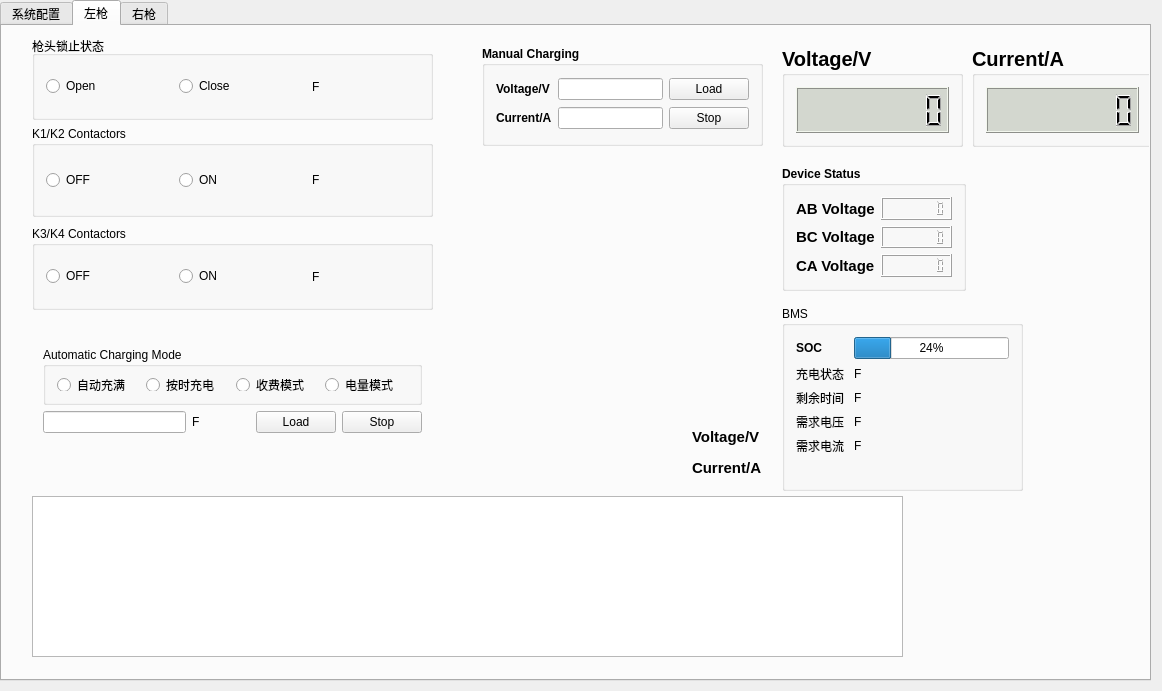
Before: the Qt Designer form widget.ui in YaoLiMuMu/changer-test, drawn with Qt 5.
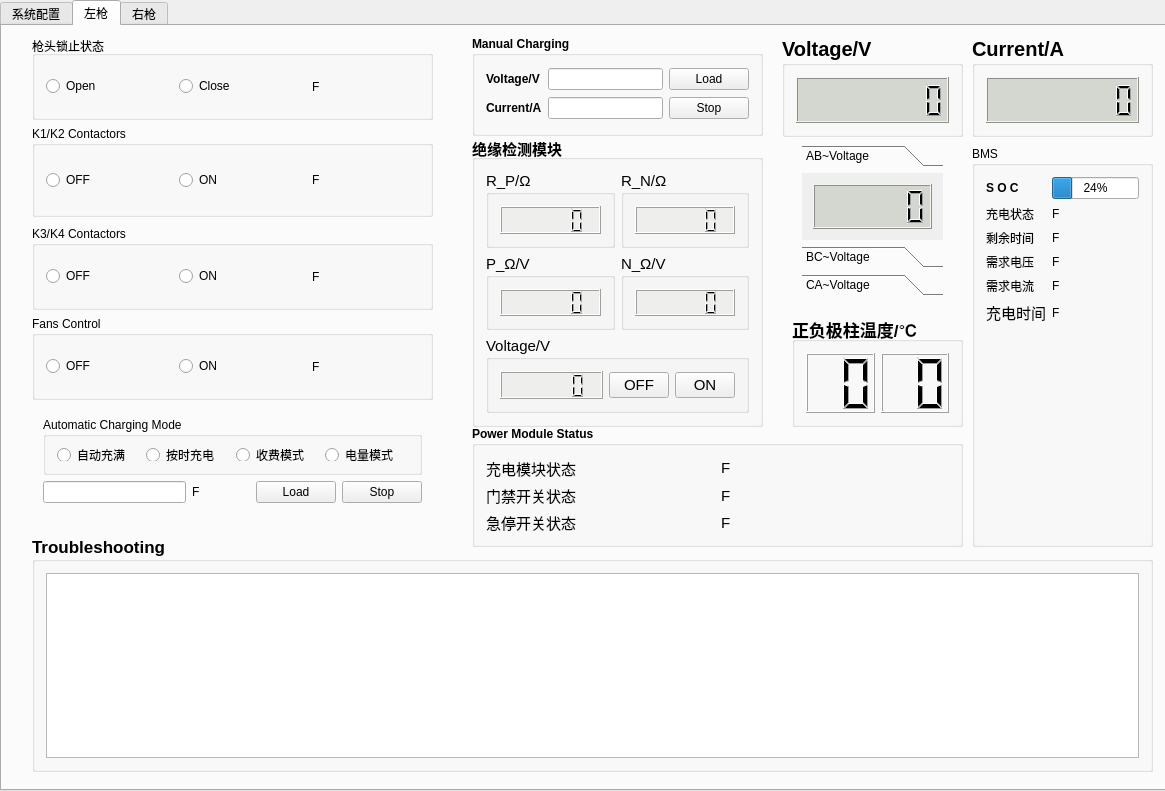
After: the same form once the commit is applied. The open tabs and pages were chosen to show the change.

```diff
--- a/widget.ui
+++ b/widget.ui
@@ -6,8 +6,8 @@
    <rect>
     <x>0</x>
     <y>0</y>
-    <width>1162</width>
-    <height>691</height>
+    <width>1165</width>
+    <height>791</height>
    </rect>
   </property>
   <property name="windowTitle">
@@ -18,8 +18,8 @@
     <rect>
      <x>0</x>
      <y>0</y>
-     <width>1151</width>
-     <height>681</height>
+     <width>1171</width>
+     <height>791</height>
     </rect>
    </property>
    <property name="currentIndex">
@@ -332,6 +332,317 @@
       </item>
      </layout>
     </widget>
+    <widget class="QGroupBox" name="groupBox_10">
+     <property name="geometry">
+      <rect>
+       <x>470</x>
+       <y>20</y>
+       <width>169</width>
+       <height>161</height>
+      </rect>
+     </property>
+     <property name="font">
+      <font>
+       <weight>75</weight>
+       <bold>true</bold>
+      </font>
+     </property>
+     <property name="title">
+      <string>CheckBox</string>
+     </property>
+     <layout class="QVBoxLayout" name="verticalLayout_5">
+      <item>
+       <widget class="QCheckBox" name="checkBox1_1">
+        <property name="font">
+         <font>
+          <weight>50</weight>
+          <bold>false</bold>
+         </font>
+        </property>
+        <property name="text">
+         <string>System Charging</string>
+        </property>
+       </widget>
+      </item>
+      <item>
+       <widget class="QCheckBox" name="checkBox1_2">
+        <property name="font">
+         <font>
+          <weight>50</weight>
+          <bold>false</bold>
+         </font>
+        </property>
+        <property name="text">
+         <string>12V/24V Switch</string>
+        </property>
+       </widget>
+      </item>
+      <item>
+       <widget class="QCheckBox" name="checkBox1_3">
+        <property name="font">
+         <font>
+          <weight>50</weight>
+          <bold>false</bold>
+         </font>
+        </property>
+        <property name="text">
+         <string>ALL Fans</string>
+        </property>
+       </widget>
+      </item>
+     </layout>
+    </widget>
+    <widget class="QWidget" name="layoutWidget">
+     <property name="geometry">
+      <rect>
+       <x>30</x>
+       <y>450</y>
+       <width>871</width>
+       <height>291</height>
+      </rect>
+     </property>
+     <layout class="QVBoxLayout" name="verticalLayout_8">
+      <item>
+       <layout class="QHBoxLayout" name="horizontalLayout_12">
+        <item>
+         <widget class="QComboBox" name="comboBox">
+          <property name="editable">
+           <bool>false</bool>
+          </property>
+          <item>
+           <property name="text">
+            <string>Name:                                       IP:                           Mac:                            Please turning on broadcast</string>
+           </property>
+          </item>
+         </widget>
+        </item>
+        <item>
+         <widget class="QPushButton" name="pushButton">
+          <property name="maximumSize">
+           <size>
+            <width>100</width>
+            <height>16777215</height>
+           </size>
+          </property>
+          <property name="font">
+           <font>
+            <weight>75</weight>
+            <bold>true</bold>
+           </font>
+          </property>
+          <property name="text">
+           <string>Broadcast</string>
+          </property>
+         </widget>
+        </item>
+       </layout>
+      </item>
+      <item>
+       <widget class="QGroupBox" name="groupBox_12">
+        <property name="font">
+         <font>
+          <pointsize>13</pointsize>
+          <weight>75</weight>
+          <bold>true</bold>
+         </font>
+        </property>
+        <property name="title">
+         <string>Datagram List</string>
+        </property>
+        <layout class="QVBoxLayout" name="verticalLayout_7">
+         <item>
+          <widget class="QListWidget" name="listWidget">
+           <property name="font">
+            <font>
+             <pointsize>11</pointsize>
+             <weight>50</weight>
+             <bold>false</bold>
+            </font>
+           </property>
+           <property name="contextMenuPolicy">
+            <enum>Qt::CustomContextMenu</enum>
+           </property>
+          </widget>
+         </item>
+        </layout>
+       </widget>
+      </item>
+     </layout>
+    </widget>
+    <widget class="QGroupBox" name="groupBox_19">
+     <property name="geometry">
+      <rect>
+       <x>820</x>
+       <y>170</y>
+       <width>281</width>
+       <height>211</height>
+      </rect>
+     </property>
+     <property name="font">
+      <font>
+       <weight>75</weight>
+       <bold>true</bold>
+      </font>
+     </property>
+     <property name="title">
+      <string>模块温度面板(Group)</string>
+     </property>
+     <widget class="QGroupBox" name="groupBox_20">
+      <property name="geometry">
+       <rect>
+        <x>0</x>
+        <y>30</y>
+        <width>201</width>
+        <height>91</height>
+       </rect>
+      </property>
+      <property name="font">
+       <font>
+        <weight>50</weight>
+        <bold>false</bold>
+       </font>
+      </property>
+      <property name="title">
+       <string>#1 /℃</string>
+      </property>
+      <layout class="QVBoxLayout" name="verticalLayout_10">
+       <item>
+        <layout class="QHBoxLayout" name="horizontalLayout_22">
+         <item>
+          <widget class="QLCDNumber" name="lcdNumber1_1">
+           <property name="styleSheet">
+            <string notr="true">background-color: rgb(238, 238, 236);</string>
+           </property>
+           <property name="digitCount">
+            <number>2</number>
+           </property>
+          </widget>
+         </item>
+         <item>
+          <widget class="QLCDNumber" name="lcdNumber1_2">
+           <property name="styleSheet">
+            <string notr="true">background-color: rgb(238, 238, 236);</string>
+           </property>
+           <property name="digitCount">
+            <number>2</number>
+           </property>
+          </widget>
+         </item>
+         <item>
+          <widget class="QLCDNumber" name="lcdNumber1_3">
+           <property name="styleSheet">
+            <string notr="true">background-color: rgb(238, 238, 236);</string>
+           </property>
+           <property name="digitCount">
+            <number>2</number>
+           </property>
+          </widget>
+         </item>
+        </layout>
+       </item>
+      </layout>
+     </widget>
+     <widget class="QGroupBox" name="groupBox_21">
+      <property name="geometry">
+       <rect>
+        <x>0</x>
+        <y>120</y>
+        <width>201</width>
+        <height>91</height>
+       </rect>
+      </property>
+      <property name="font">
+       <font>
+        <weight>50</weight>
+        <bold>false</bold>
+       </font>
+      </property>
+      <property name="title">
+       <string>#2 /℃</string>
+      </property>
+      <layout class="QVBoxLayout" name="verticalLayout_11">
+       <item>
+        <layout class="QHBoxLayout" name="horizontalLayout_23">
+         <item>
+          <widget class="QLCDNumber" name="lcdNumber1_4">
+           <property name="styleSheet">
+            <string notr="true">background-color: rgb(238, 238, 236);</string>
+           </property>
+           <property name="digitCount">
+            <number>2</number>
+           </property>
+          </widget>
+         </item>
+         <item>
+          <widget class="QLCDNumber" name="lcdNumber1_5">
+           <property name="styleSheet">
+            <string notr="true">background-color: rgb(238, 238, 236);</string>
+           </property>
+           <property name="digitCount">
+            <number>2</number>
+           </property>
+          </widget>
+         </item>
+         <item>
+          <widget class="QLCDNumber" name="lcdNumber1_6">
+           <property name="styleSheet">
+            <string notr="true">background-color: rgb(238, 238, 236);</string>
+           </property>
+           <property name="digitCount">
+            <number>2</number>
+           </property>
+          </widget>
+         </item>
+        </layout>
+       </item>
+      </layout>
+     </widget>
+     <widget class="QGroupBox" name="groupBox_22">
+      <property name="geometry">
+       <rect>
+        <x>200</x>
+        <y>30</y>
+        <width>81</width>
+        <height>181</height>
+       </rect>
+      </property>
+      <property name="font">
+       <font>
+        <weight>50</weight>
+        <bold>false</bold>
+       </font>
+      </property>
+      <property name="title">
+       <string>PT /℃</string>
+      </property>
+      <layout class="QHBoxLayout" name="horizontalLayout_24">
+       <item>
+        <layout class="QVBoxLayout" name="verticalLayout_12">
+         <item>
+          <widget class="QLCDNumber" name="lcdNumber1_7">
+           <property name="styleSheet">
+            <string notr="true">background-color: rgb(238, 238, 236);</string>
+           </property>
+           <property name="digitCount">
+            <number>2</number>
+           </property>
+          </widget>
+         </item>
+         <item>
+          <widget class="QLCDNumber" name="lcdNumber1_8">
+           <property name="styleSheet">
+            <string notr="true">background-color: rgb(238, 238, 236);</string>
+           </property>
+           <property name="digitCount">
+            <number>2</number>
+           </property>
+          </widget>
+         </item>
+        </layout>
+       </item>
+      </layout>
+     </widget>
+    </widget>
    </widget>
    <widget class="QWidget" name="tab_2">
     <property name="enabled">
@@ -412,10 +723,10 @@
     <widget class="QGroupBox" name="groupBox3">
      <property name="geometry">
       <rect>
-       <x>780</x>
-       <y>280</y>
-       <width>241</width>
-       <height>185</height>
+       <x>970</x>
+       <y>120</y>
+       <width>181</width>
+       <height>401</height>
       </rect>
      </property>
      <property name="font">
@@ -437,7 +748,7 @@
          </font>
         </property>
         <property name="text">
-         <string>SOC</string>
+         <string>S O C</string>
         </property>
         <property name="buddy">
          <cstring>lineEdit2_2</cstring>
@@ -510,6 +821,30 @@
         </property>
        </widget>
       </item>
+      <item row="5" column="0">
+       <widget class="QLabel" name="label2_13">
+        <property name="font">
+         <font>
+          <pointsize>11</pointsize>
+          <weight>50</weight>
+          <bold>false</bold>
+         </font>
+        </property>
+        <property name="text">
+         <string>充电时间</string>
+        </property>
+        <property name="buddy">
+         <cstring>lineEdit2_2</cstring>
+        </property>
+       </widget>
+      </item>
+      <item row="5" column="1">
+       <widget class="QLabel" name="label2_9">
+        <property name="text">
+         <string>F</string>
+        </property>
+       </widget>
+      </item>
      </layout>
     </widget>
     <widget class="QGroupBox" name="groupBox_2">
@@ -653,9 +988,9 @@
     <widget class="QGroupBox" name="groupBox_4">
      <property name="geometry">
       <rect>
-       <x>480</x>
-       <y>20</y>
-       <width>281</width>
+       <x>470</x>
+       <y>10</y>
+       <width>291</width>
        <height>100</height>
       </rect>
      </property>
@@ -739,7 +1074,7 @@
      <property name="geometry">
       <rect>
        <x>780</x>
-       <y>20</y>
+       <y>10</y>
        <width>181</width>
        <height>101</height>
       </rect>
@@ -781,7 +1116,7 @@
      <property name="geometry">
       <rect>
        <x>30</x>
-       <y>310</y>
+       <y>380</y>
        <width>401</width>
        <height>108</height>
       </rect>
@@ -863,57 +1198,11 @@
       </item>
      </layout>
     </widget>
-    <widget class="QLabel" name="label2_12">
-     <property name="geometry">
-      <rect>
-       <x>690</x>
-       <y>400</y>
-       <width>86</width>
-       <height>22</height>
-      </rect>
-     </property>
-     <property name="font">
-      <font>
-       <pointsize>11</pointsize>
-       <weight>75</weight>
-       <bold>true</bold>
-      </font>
-     </property>
-     <property name="text">
-      <string>Voltage/V</string>
-     </property>
-     <property name="buddy">
-      <cstring>lineEdit2_2</cstring>
-     </property>
-    </widget>
-    <widget class="QLabel" name="label2_13">
-     <property name="geometry">
-      <rect>
-       <x>690</x>
-       <y>430</y>
-       <width>82</width>
-       <height>23</height>
-      </rect>
-     </property>
-     <property name="font">
-      <font>
-       <pointsize>11</pointsize>
-       <weight>75</weight>
-       <bold>true</bold>
-      </font>
-     </property>
-     <property name="text">
-      <string>Current/A</string>
-     </property>
-     <property name="buddy">
-      <cstring>lineEdit2_2</cstring>
-     </property>
-    </widget>
     <widget class="QGroupBox" name="groupBox_7">
      <property name="geometry">
       <rect>
        <x>970</x>
-       <y>20</y>
+       <y>10</y>
        <width>181</width>
        <height>101</height>
       </rect>
@@ -951,13 +1240,446 @@
       </item>
      </layout>
     </widget>
+    <widget class="QGroupBox" name="groupBox1_4">
+     <property name="geometry">
+      <rect>
+       <x>30</x>
+       <y>290</y>
+       <width>401</width>
+       <height>84</height>
+      </rect>
+     </property>
+     <property name="title">
+      <string>Fans Control</string>
+     </property>
+     <layout class="QHBoxLayout" name="horizontalLayout_11">
+      <item>
+       <widget class="QRadioButton" name="radioButton2_11">
+        <property name="text">
+         <string>OFF</string>
+        </property>
+       </widget>
+      </item>
+      <item>
+       <spacer name="verticalSpacer_17">
+        <property name="orientation">
+         <enum>Qt::Vertical</enum>
+        </property>
+        <property name="sizeHint" stdset="0">
+         <size>
+          <width>20</width>
+          <height>40</height>
+         </size>
+        </property>
+       </spacer>
+      </item>
+      <item>
+       <widget class="QRadioButton" name="radioButton2_12">
+        <property name="text">
+         <string>ON</string>
+        </property>
+       </widget>
+      </item>
+      <item>
+       <spacer name="verticalSpacer_18">
+        <property name="orientation">
+         <enum>Qt::Vertical</enum>
+        </property>
+        <property name="sizeHint" stdset="0">
+         <size>
+          <width>20</width>
+          <height>40</height>
+         </size>
+        </property>
+       </spacer>
+      </item>
+      <item>
+       <widget class="QLabel" name="label2_10">
+        <property name="font">
+         <font>
+          <weight>50</weight>
+          <bold>false</bold>
+          <kerning>false</kerning>
+         </font>
+        </property>
+        <property name="text">
+         <string>F</string>
+        </property>
+       </widget>
+      </item>
+     </layout>
+    </widget>
+    <widget class="QGroupBox" name="groupBox_11">
+     <property name="geometry">
+      <rect>
+       <x>30</x>
+       <y>510</y>
+       <width>1121</width>
+       <height>236</height>
+      </rect>
+     </property>
+     <property name="font">
+      <font>
+       <pointsize>13</pointsize>
+       <weight>75</weight>
+       <bold>true</bold>
+      </font>
+     </property>
+     <property name="title">
+      <string>Troubleshooting</string>
+     </property>
+     <layout class="QVBoxLayout" name="verticalLayout_6">
+      <item>
+       <widget class="QListWidget" name="listWidget2">
+        <property name="font">
+         <font>
+          <pointsize>11</pointsize>
+          <weight>50</weight>
+          <bold>false</bold>
+         </font>
+        </property>
+        <property name="contextMenuPolicy">
+         <enum>Qt::CustomContextMenu</enum>
+        </property>
+       </widget>
+      </item>
+     </layout>
+    </widget>
+    <widget class="QGroupBox" name="groupBox_14">
+     <property name="geometry">
+      <rect>
+       <x>790</x>
+       <y>290</y>
+       <width>171</width>
+       <height>111</height>
+      </rect>
+     </property>
+     <property name="font">
+      <font>
+       <pointsize>13</pointsize>
+       <weight>75</weight>
+       <bold>true</bold>
+      </font>
+     </property>
+     <property name="title">
+      <string>正负极柱温度/℃</string>
+     </property>
+     <layout class="QHBoxLayout" name="horizontalLayout_10">
+      <item>
+       <widget class="QLCDNumber" name="lcdNumber2_7">
+        <property name="digitCount">
+         <number>2</number>
+        </property>
+       </widget>
+      </item>
+      <item>
+       <widget class="QLCDNumber" name="lcdNumber2_8">
+        <property name="digitCount">
+         <number>2</number>
+        </property>
+       </widget>
+      </item>
+     </layout>
+    </widget>
+    <widget class="QToolBox" name="toolBox2">
+     <property name="geometry">
+      <rect>
+       <x>800</x>
+       <y>119</y>
+       <width>141</width>
+       <height>151</height>
+      </rect>
+     </property>
+     <property name="toolTip">
+      <string>&lt;html&gt;&lt;head/&gt;&lt;body&gt;&lt;p&gt;&lt;br/&gt;&lt;/p&gt;&lt;/body&gt;&lt;/html&gt;</string>
+     </property>
+     <property name="whatsThis">
+      <string>&lt;html&gt;&lt;head/&gt;&lt;body&gt;&lt;p&gt;&lt;br/&gt;&lt;/p&gt;&lt;/body&gt;&lt;/html&gt;</string>
+     </property>
+     <property name="accessibleName">
+      <string/>
+     </property>
+     <property name="currentIndex">
+      <number>0</number>
+     </property>
+     <widget class="QWidget" name="page2_1">
+      <property name="geometry">
+       <rect>
+        <x>0</x>
+        <y>0</y>
+        <width>141</width>
+        <height>58</height>
+       </rect>
+      </property>
+      <attribute name="label">
+       <string>AB~Voltage</string>
+      </attribute>
+      <layout class="QVBoxLayout" name="verticalLayout_13">
+       <item>
+        <widget class="QLCDNumber" name="lcdNumber2_3">
+         <property name="styleSheet">
+          <string notr="true">background-color: rgb(211, 215, 207);</string>
+         </property>
+         <property name="smallDecimalPoint">
+          <bool>true</bool>
+         </property>
+         <property name="digitCount">
+          <number>5</number>
+         </property>
+        </widget>
+       </item>
+      </layout>
+     </widget>
+     <widget class="QWidget" name="page2_2">
+      <property name="geometry">
+       <rect>
+        <x>0</x>
+        <y>0</y>
+        <width>141</width>
+        <height>58</height>
+       </rect>
+      </property>
+      <attribute name="label">
+       <string>BC~Voltage</string>
+      </attribute>
+      <layout class="QVBoxLayout" name="verticalLayout_15">
+       <item>
+        <widget class="QLCDNumber" name="lcdNumber2_4">
+         <property name="styleSheet">
+          <string notr="true">background-color: rgb(211, 215, 207);</string>
+         </property>
+         <property name="smallDecimalPoint">
+          <bool>true</bool>
+         </property>
+         <property name="digitCount">
+          <number>5</number>
+         </property>
+        </widget>
+       </item>
+      </layout>
+     </widget>
+     <widget class="QWidget" name="page2_3">
+      <attribute name="label">
+       <string>CA~Voltage</string>
+      </attribute>
+      <layout class="QVBoxLayout" name="verticalLayout_14">
+       <item>
+        <widget class="QLCDNumber" name="lcdNumber2_5">
+         <property name="styleSheet">
+          <string notr="true">background-color: rgb(211, 215, 207);</string>
+         </property>
+         <property name="smallDecimalPoint">
+          <bool>true</bool>
+         </property>
+         <property name="digitCount">
+          <number>5</number>
+         </property>
+        </widget>
+       </item>
+      </layout>
+     </widget>
+    </widget>
+    <widget class="QGroupBox" name="groupBox_9">
+     <property name="geometry">
+      <rect>
+       <x>470</x>
+       <y>110</y>
+       <width>291</width>
+       <height>291</height>
+      </rect>
+     </property>
+     <property name="font">
+      <font>
+       <pointsize>11</pointsize>
+       <weight>75</weight>
+       <bold>true</bold>
+      </font>
+     </property>
+     <property name="title">
+      <string>绝缘检测模块</string>
+     </property>
+     <layout class="QVBoxLayout" name="verticalLayout_3">
+      <item>
+       <layout class="QHBoxLayout" name="horizontalLayout_19">
+        <item>
+         <widget class="QGroupBox" name="groupBox_15">
+          <property name="font">
+           <font>
+            <pointsize>11</pointsize>
+            <weight>50</weight>
+            <bold>false</bold>
+           </font>
+          </property>
+          <property name="title">
+           <string>R_P/Ω</string>
+          </property>
+          <layout class="QHBoxLayout" name="horizontalLayout_20">
+           <item>
+            <widget class="QLCDNumber" name="lcdNumber2_10">
+             <property name="styleSheet">
+              <string notr="true">background-color: rgb(238, 238, 236);</string>
+             </property>
+             <property name="digitCount">
+              <number>5</number>
+             </property>
+            </widget>
+           </item>
+          </layout>
+         </widget>
+        </item>
+        <item>
+         <widget class="QGroupBox" name="groupBox_16">
+          <property name="font">
+           <font>
+            <pointsize>11</pointsize>
+            <weight>50</weight>
+            <bold>false</bold>
+           </font>
+          </property>
+          <property name="title">
+           <string>R_N/Ω</string>
+          </property>
+          <layout class="QHBoxLayout" name="horizontalLayout_15">
+           <item>
+            <widget class="QLCDNumber" name="lcdNumber2_11">
+             <property name="styleSheet">
+              <string notr="true">background-color: rgb(238, 238, 236);</string>
+             </property>
+             <property name="digitCount">
+              <number>5</number>
+             </property>
+            </widget>
+           </item>
+          </layout>
+         </widget>
+        </item>
+       </layout>
+      </item>
+      <item>
+       <layout class="QHBoxLayout" name="horizontalLayout_18">
+        <item>
+         <widget class="QGroupBox" name="groupBox_17">
+          <property name="font">
+           <font>
+            <pointsize>11</pointsize>
+            <weight>50</weight>
+            <bold>false</bold>
+           </font>
+          </property>
+          <property name="title">
+           <string>P_Ω/V</string>
+          </property>
+          <layout class="QHBoxLayout" name="horizontalLayout_16">
+           <item>
+            <widget class="QLCDNumber" name="lcdNumber2_12">
+             <property name="styleSheet">
+              <string notr="true">background-color: rgb(238, 238, 236);</string>
+             </property>
+             <property name="digitCount">
+              <number>5</number>
+             </property>
+            </widget>
+           </item>
+          </layout>
+         </widget>
+        </item>
+        <item>
+         <widget class="QGroupBox" name="groupBox_18">
+          <property name="font">
+           <font>
+            <pointsize>11</pointsize>
+            <weight>50</weight>
+            <bold>false</bold>
+           </font>
+          </property>
+          <property name="title">
+           <string>N_Ω/V</string>
+          </property>
+          <layout class="QHBoxLayout" name="horizontalLayout_17">
+           <item>
+            <widget class="QLCDNumber" name="lcdNumber2_13">
+             <property name="styleSheet">
+              <string notr="true">background-color: rgb(238, 238, 236);</string>
+             </property>
+             <property name="digitCount">
+              <number>5</number>
+             </property>
+            </widget>
+           </item>
+          </layout>
+         </widget>
+        </item>
+       </layout>
+      </item>
+      <item>
+       <layout class="QHBoxLayout" name="horizontalLayout_14">
+        <item>
+         <widget class="QGroupBox" name="groupBox_13">
+          <property name="font">
+           <font>
+            <pointsize>11</pointsize>
+            <weight>50</weight>
+            <bold>false</bold>
+           </font>
+          </property>
+          <property name="title">
+           <string>Voltage/V</string>
+          </property>
+          <layout class="QHBoxLayout" name="horizontalLayout_13">
+           <item>
+            <widget class="QLCDNumber" name="lcdNumber2_9">
+             <property name="styleSheet">
+              <string notr="true">background-color: rgb(238, 238, 236);</string>
+             </property>
+             <property name="digitCount">
+              <number>5</number>
+             </property>
+            </widget>
+           </item>
+           <item>
+            <layout class="QHBoxLayout" name="horizontalLayout_21">
+             <item>
+              <widget class="QPushButton" name="pushButton2_8">
+               <property name="maximumSize">
+                <size>
+                 <width>60</width>
+                 <height>16777215</height>
+                </size>
+               </property>
+               <property name="text">
+                <string>OFF</string>
+               </property>
+              </widget>
+             </item>
+             <item>
+              <widget class="QPushButton" name="pushButton2_7">
+               <property name="maximumSize">
+                <size>
+                 <width>60</width>
+                 <height>16777215</height>
+                </size>
+               </property>
+               <property name="text">
+                <string>ON</string>
+               </property>
+              </widget>
+             </item>
+            </layout>
+           </item>
+          </layout>
+         </widget>
+        </item>
+       </layout>
+      </item>
+     </layout>
+    </widget>
     <widget class="QGroupBox" name="groupBox_8">
      <property name="geometry">
       <rect>
-       <x>780</x>
-       <y>140</y>
-       <width>184</width>
-       <height>125</height>
+       <x>470</x>
+       <y>400</y>
+       <width>491</width>
+       <height>121</height>
       </rect>
      </property>
      <property name="font">
@@ -967,60 +1689,57 @@
       </font>
      </property>
      <property name="title">
-      <string>Device Status</string>
+      <string>Power Module Status</string>
      </property>
-     <layout class="QFormLayout" name="formLayout_2">
-      <item row="0" column="0">
-       <widget class="QLabel" name="label2_14">
-        <property name="font">
-         <font>
-          <pointsize>11</pointsize>
-          <weight>75</weight>
-          <bold>true</bold>
-         </font>
-        </property>
-        <property name="text">
-         <string>AB Voltage</string>
-        </property>
-        <property name="buddy">
-         <cstring>lineEdit2_2</cstring>
-        </property>
-       </widget>
-      </item>
-      <item row="0" column="1">
-       <widget class="QLCDNumber" name="lcdNumber2_3">
-        <property name="smallDecimalPoint">
-         <bool>true</bool>
-        </property>
-        <property name="digitCount">
-         <number>7</number>
-        </property>
-       </widget>
-      </item>
+     <layout class="QGridLayout" name="gridLayout_3">
       <item row="1" column="0">
        <widget class="QLabel" name="label2_15">
         <property name="font">
          <font>
           <pointsize>11</pointsize>
-          <weight>75</weight>
-          <bold>true</bold>
+          <weight>50</weight>
+          <bold>false</bold>
          </font>
         </property>
         <property name="text">
-         <string>BC Voltage</string>
+         <string>门禁开关状态</string>
         </property>
         <property name="buddy">
          <cstring>lineEdit2_2</cstring>
         </property>
        </widget>
       </item>
-      <item row="1" column="1">
-       <widget class="QLCDNumber" name="lcdNumber2_4">
-        <property name="smallDecimalPoint">
-         <bool>true</bool>
+      <item row="0" column="1">
+       <widget class="QLabel" name="label2_12">
+        <property name="font">
+         <font>
+          <pointsize>11</pointsize>
+          <weight>50</weight>
+          <bold>false</bold>
+         </font>
         </property>
-        <property name="digitCount">
-         <number>7</number>
+        <property name="text">
+         <string>F</string>
+        </property>
+        <property name="buddy">
+         <cstring>lineEdit2_2</cstring>
+        </property>
+       </widget>
+      </item>
+      <item row="0" column="0">
+       <widget class="QLabel" name="label2_14">
+        <property name="font">
+         <font>
+          <pointsize>11</pointsize>
+          <weight>50</weight>
+          <bold>false</bold>
+         </font>
+        </property>
+        <property name="text">
+         <string>充电模块状态</string>
+        </property>
+        <property name="buddy">
+         <cstring>lineEdit2_2</cstring>
         </property>
        </widget>
       </item>
@@ -1029,12 +1748,29 @@
         <property name="font">
          <font>
           <pointsize>11</pointsize>
-          <weight>75</weight>
-          <bold>true</bold>
+          <weight>50</weight>
+          <bold>false</bold>
          </font>
         </property>
         <property name="text">
-         <string>CA Voltage</string>
+         <string>急停开关状态</string>
+        </property>
+        <property name="buddy">
+         <cstring>lineEdit2_2</cstring>
+        </property>
+       </widget>
+      </item>
+      <item row="1" column="1">
+       <widget class="QLabel" name="label2_18">
+        <property name="font">
+         <font>
+          <pointsize>11</pointsize>
+          <weight>50</weight>
+          <bold>false</bold>
+         </font>
+        </property>
+        <property name="text">
+         <string>F</string>
         </property>
         <property name="buddy">
          <cstring>lineEdit2_2</cstring>
@@ -1042,30 +1778,24 @@
        </widget>
       </item>
       <item row="2" column="1">
-       <widget class="QLCDNumber" name="lcdNumber2_5">
-        <property name="smallDecimalPoint">
-         <bool>true</bool>
+       <widget class="QLabel" name="label2_19">
+        <property name="font">
+         <font>
+          <pointsize>11</pointsize>
+          <weight>50</weight>
+          <bold>false</bold>
+         </font>
         </property>
-        <property name="digitCount">
-         <number>7</number>
+        <property name="text">
+         <string>F</string>
+        </property>
+        <property name="buddy">
+         <cstring>lineEdit2_2</cstring>
         </property>
        </widget>
       </item>
      </layout>
     </widget>
-    <widget class="QListWidget" name="listWidget2">
-     <property name="geometry">
-      <rect>
-       <x>30</x>
-       <y>470</y>
-       <width>871</width>
-       <height>161</height>
-      </rect>
-     </property>
-     <property name="contextMenuPolicy">
-      <enum>Qt::CustomContextMenu</enum>
-     </property>
-    </widget>
    </widget>
    <widget class="QWidget" name="tab_3">
     <attribute name="title">
```
Left out of the diff: 144 changed lines with no effect on the pictures.
